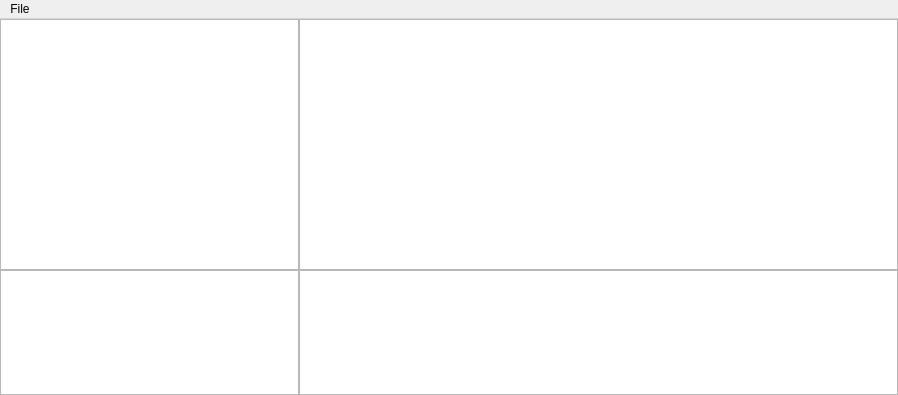
First picture: the form in hedgehog/mainwindow.ui, repository wellcome2AD/hedgehog, before the edit.
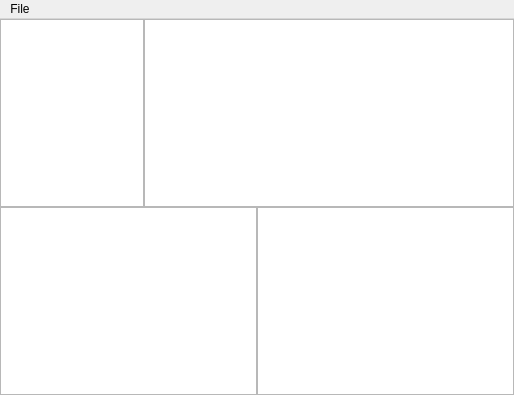
Second picture: the form after the edit.

```diff
--- a/hedgehog/mainwindow.ui
+++ b/hedgehog/mainwindow.ui
@@ -6,7 +6,7 @@
    <rect>
     <x>0</x>
     <y>0</y>
-    <width>898</width>
+    <width>514</width>
     <height>395</height>
    </rect>
   </property>
@@ -20,7 +20,7 @@
    <string>MainWindow</string>
   </property>
   <widget class="QWidget" name="centralwidget">
-   <layout class="QGridLayout" name="gridLayout" rowstretch="2,0,1" columnstretch="0,1,2">
+   <layout class="QGridLayout" name="gridLayout">
     <property name="leftMargin">
      <number>0</number>
     </property>
@@ -36,13 +36,21 @@
     <property name="spacing">
      <number>0</number>
     </property>
-    <item row="1" column="2" rowspan="2">
-     <widget class="QTextEdit" name="textEdit"/>
-    </item>
-    <item row="0" column="2">
-     <widget class="QGraphicsView" name="graphicsView"/>
-    </item>
-    <item row="0" column="1">
+    <item row="0" column="0">
+     <widget class="QSplitter" name="splitter_3">
+      <property name="orientation">
+       <enum>Qt::Vertical</enum>
+      </property>
+      <property name="handleWidth">
+       <number>0</number>
+      </property>
+      <widget class="QSplitter" name="splitter">
+       <property name="orientation">
+        <enum>Qt::Horizontal</enum>
+       </property>
+       <property name="handleWidth">
+        <number>0</number>
+       </property>
      <widget class="QTreeView" name="treeView">
       <property name="horizontalScrollBarPolicy">
        <enum>Qt::ScrollBarAsNeeded</enum>
@@ -54,8 +62,15 @@
        <bool>false</bool>
       </attribute>
      </widget>
-    </item>
-    <item row="2" column="1">
+       <widget class="QGraphicsView" name="graphicsView"/>
+      </widget>
+      <widget class="QSplitter" name="splitter_2">
+       <property name="orientation">
+        <enum>Qt::Horizontal</enum>
+       </property>
+       <property name="handleWidth">
+        <number>0</number>
+       </property>
      <widget class="QTableView" name="tableView">
       <attribute name="horizontalHeaderCascadingSectionResizes">
        <bool>false</bool>
@@ -70,6 +85,9 @@
        <bool>false</bool>
       </attribute>
      </widget>
+       <widget class="QTextEdit" name="textEdit"/>
+      </widget>
+     </widget>
     </item>
    </layout>
   </widget>
@@ -78,7 +96,7 @@
     <rect>
      <x>0</x>
      <y>0</y>
-     <width>898</width>
+     <width>514</width>
      <height>21</height>
     </rect>
    </property>
```
Lines whose indentation alone changed are shown as unchanged.
